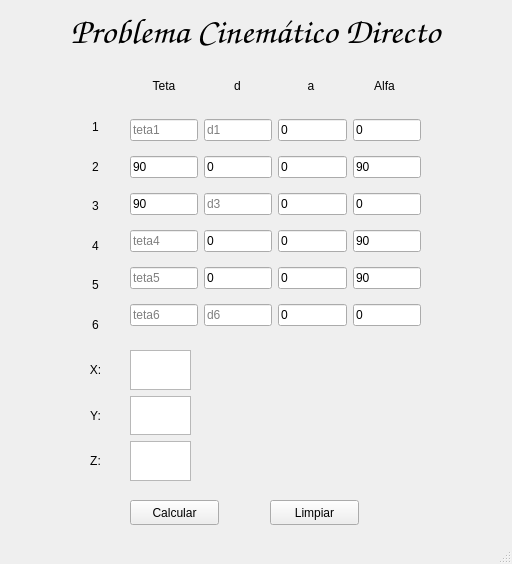
This is main.ui in Juaneco-1/FinalRobotica as Qt 5 draws it before an edit. The edited form follows.
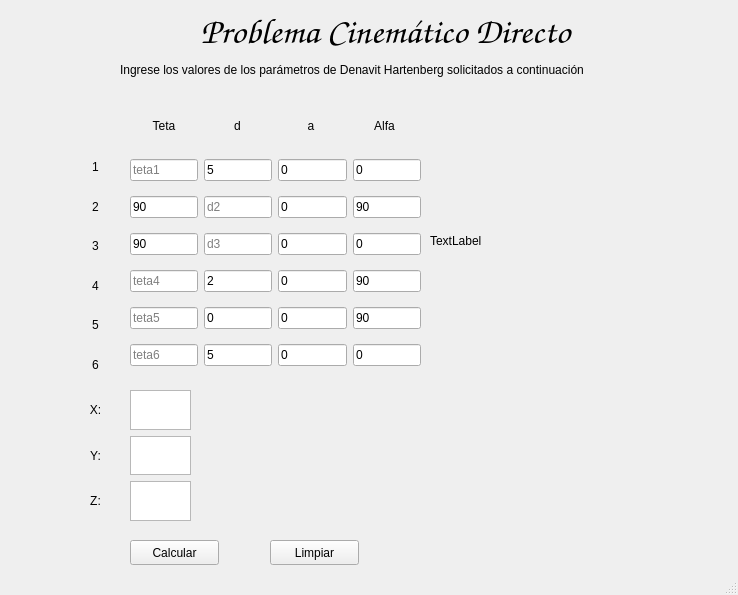
This is the edited form. Icons and pictures are not drawn.

Commit message: Interfaz final de la directa

Diff of the .ui file:
```diff
--- a/main.ui
+++ b/main.ui
@@ -6,8 +6,8 @@
    <rect>
     <x>0</x>
     <y>0</y>
-    <width>512</width>
-    <height>564</height>
+    <width>738</width>
+    <height>595</height>
    </rect>
   </property>
   <property name="windowTitle">
@@ -18,7 +18,7 @@
     <property name="geometry">
      <rect>
       <x>60</x>
-      <y>110</y>
+      <y>150</y>
       <width>71</width>
       <height>231</height>
      </rect>
@@ -90,7 +90,7 @@
     <property name="geometry">
      <rect>
       <x>130</x>
-      <y>60</y>
+      <y>100</y>
       <width>288</width>
       <height>51</height>
      </rect>
@@ -142,7 +142,7 @@
     <property name="geometry">
      <rect>
       <x>60</x>
-      <y>350</y>
+      <y>390</y>
       <width>71</width>
       <height>131</height>
      </rect>
@@ -183,7 +183,7 @@
    <widget class="QLabel" name="label_14">
     <property name="geometry">
      <rect>
-      <x>30</x>
+      <x>160</x>
       <y>10</y>
       <width>451</width>
       <height>41</height>
@@ -207,7 +207,7 @@
     <property name="geometry">
      <rect>
       <x>130</x>
-      <y>500</y>
+      <y>540</y>
       <width>89</width>
       <height>25</height>
      </rect>
@@ -220,7 +220,7 @@
     <property name="geometry">
      <rect>
       <x>270</x>
-      <y>500</y>
+      <y>540</y>
       <width>89</width>
       <height>25</height>
      </rect>
@@ -233,7 +233,7 @@
     <property name="geometry">
      <rect>
       <x>130</x>
-      <y>350</y>
+      <y>390</y>
       <width>61</width>
       <height>131</height>
      </rect>
@@ -254,7 +254,7 @@
     <property name="geometry">
      <rect>
       <x>130</x>
-      <y>110</y>
+      <y>150</y>
       <width>291</width>
       <height>231</height>
      </rect>
@@ -269,8 +269,11 @@
      </item>
      <item row="0" column="1">
       <widget class="QLineEdit" name="d1">
+       <property name="text">
+        <string>5</string>
+       </property>
        <property name="placeholderText">
-        <string>d1</string>
+        <string>lo</string>
        </property>
       </widget>
      </item>
@@ -304,7 +307,10 @@
      <item row="1" column="1">
       <widget class="QLineEdit" name="lineEdit_6">
        <property name="text">
-        <string>0</string>
+        <string/>
+       </property>
+       <property name="placeholderText">
+        <string>d2</string>
        </property>
       </widget>
      </item>
@@ -384,7 +390,10 @@
      <item row="3" column="1">
       <widget class="QLineEdit" name="lineEdit_14">
        <property name="text">
-        <string>0</string>
+        <string>2</string>
+       </property>
+       <property name="placeholderText">
+        <string>d4</string>
        </property>
       </widget>
      </item>
@@ -418,8 +427,11 @@
      </item>
      <item row="5" column="1">
       <widget class="QLineEdit" name="d6">
+       <property name="text">
+        <string>5</string>
+       </property>
        <property name="placeholderText">
-        <string>d6</string>
+        <string>l6</string>
        </property>
       </widget>
      </item>
@@ -439,6 +451,36 @@
      </item>
     </layout>
    </widget>
+   <widget class="QLabel" name="label_15">
+    <property name="geometry">
+     <rect>
+      <x>120</x>
+      <y>60</y>
+      <width>591</width>
+      <height>20</height>
+     </rect>
+    </property>
+    <property name="text">
+     <string>Ingrese los valores de los parámetros de Denavit Hartenberg solicitados a continuación</string>
+    </property>
+   </widget>
+   <widget class="QLabel" name="img">
+    <property name="geometry">
+     <rect>
+      <x>430</x>
+      <y>100</y>
+      <width>271</width>
+      <height>281</height>
+     </rect>
+    </property>
+    <property name="styleSheet">
+     <string notr="true">border-image: url(robot.jpeg) 0 0 0 0 stretch stretch;
+</string>
+    </property>
+    <property name="text">
+     <string>TextLabel</string>
+    </property>
+   </widget>
   </widget>
   <widget class="QStatusBar" name="statusbar"/>
  </widget>
```
Left out of the diff: 72 changed lines with no effect on the pictures. The commit also changes 6 other files.
